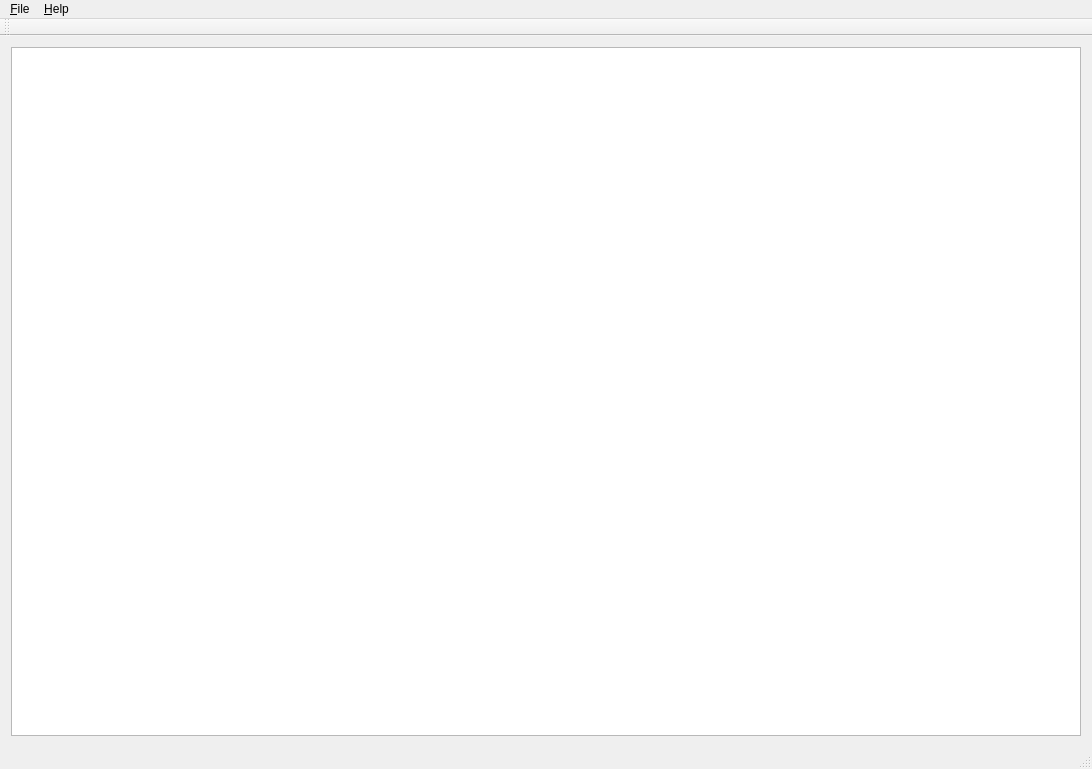
spatial-model-editor/spatial-model-editor, file mainwindow.ui: the form before one commit.
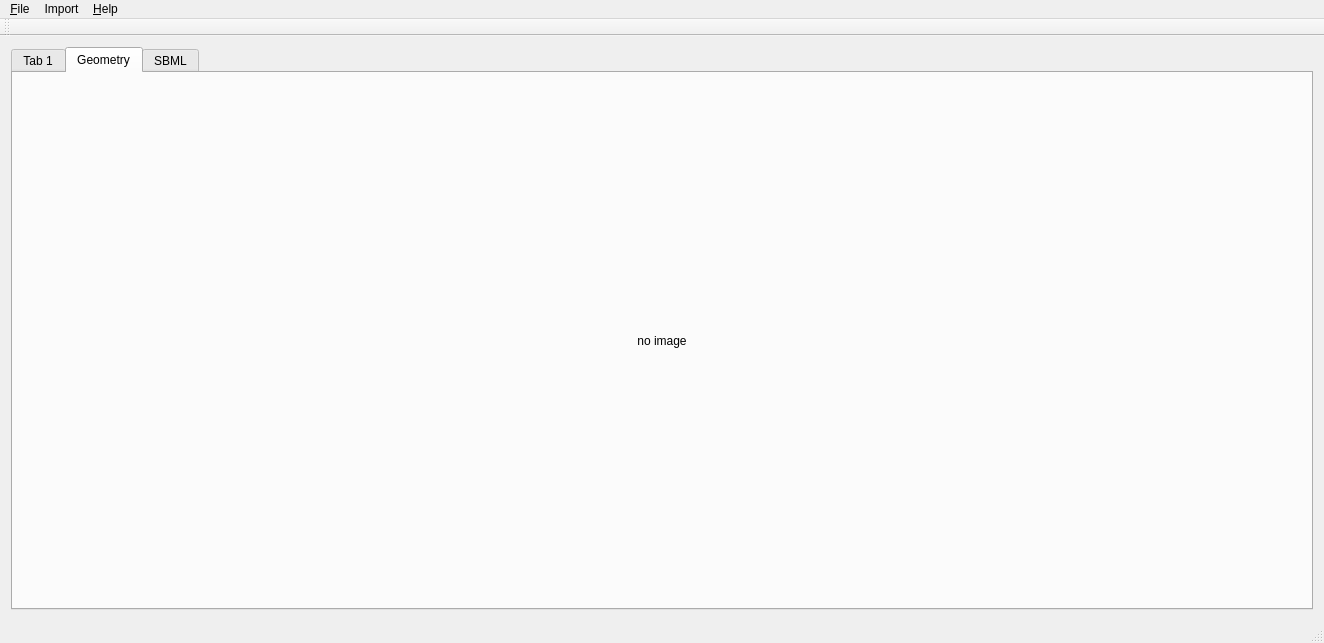
The form after the commit. The open tabs and pages were chosen to show the change.

Commit message: added some tabs, dsiplay an image

Diff of the .ui file:
```diff
--- a/mainwindow.ui
+++ b/mainwindow.ui
@@ -6,8 +6,8 @@
    <rect>
     <x>0</x>
     <y>0</y>
-    <width>1092</width>
-    <height>769</height>
+    <width>1324</width>
+    <height>643</height>
    </rect>
   </property>
   <property name="windowTitle">
@@ -16,7 +16,46 @@
   <widget class="QWidget" name="centralWidget">
    <layout class="QHBoxLayout" name="horizontalLayout">
     <item>
-     <widget class="QTextBrowser" name="textBrowser"/>
+     <widget class="QTabWidget" name="tabMain">
+      <property name="currentIndex">
+       <number>0</number>
+      </property>
+      <widget class="QWidget" name="tabSpecies">
+       <attribute name="title">
+        <string>Tab 1</string>
+       </attribute>
+      </widget>
+      <widget class="QWidget" name="tabGeometry">
+       <attribute name="title">
+        <string>Geometry</string>
+       </attribute>
+       <layout class="QHBoxLayout" name="horizontalLayout_3">
+        <item>
+         <widget class="QLabel" name="lblGeometry">
+          <property name="text">
+           <string>no image</string>
+          </property>
+          <property name="scaledContents">
+           <bool>true</bool>
+          </property>
+          <property name="alignment">
+           <set>Qt::AlignCenter</set>
+          </property>
+         </widget>
+        </item>
+       </layout>
+      </widget>
+      <widget class="QWidget" name="tabSBML">
+       <attribute name="title">
+        <string>SBML</string>
+       </attribute>
+       <layout class="QHBoxLayout" name="horizontalLayout_2">
+        <item>
+         <widget class="QTextBrowser" name="txtSBML"/>
+        </item>
+       </layout>
+      </widget>
+     </widget>
     </item>
    </layout>
   </widget>
@@ -25,7 +64,7 @@
     <rect>
      <x>0</x>
      <y>0</y>
-     <width>1092</width>
+     <width>1324</width>
      <height>29</height>
     </rect>
    </property>
@@ -44,7 +83,14 @@
     <addaction name="action_About"/>
     <addaction name="actionAbout_Qt"/>
    </widget>
+   <widget class="QMenu" name="menuImport">
+    <property name="title">
+     <string>Import</string>
+    </property>
+    <addaction name="actionGeometry_from_image"/>
+   </widget>
    <addaction name="menuHello"/>
+   <addaction name="menuImport"/>
    <addaction name="menu_Help"/>
   </widget>
   <widget class="QStatusBar" name="statusBar"/>
```
Left out of the diff: 5 changed lines with no effect on the pictures. The commit also changes 5 other files.
